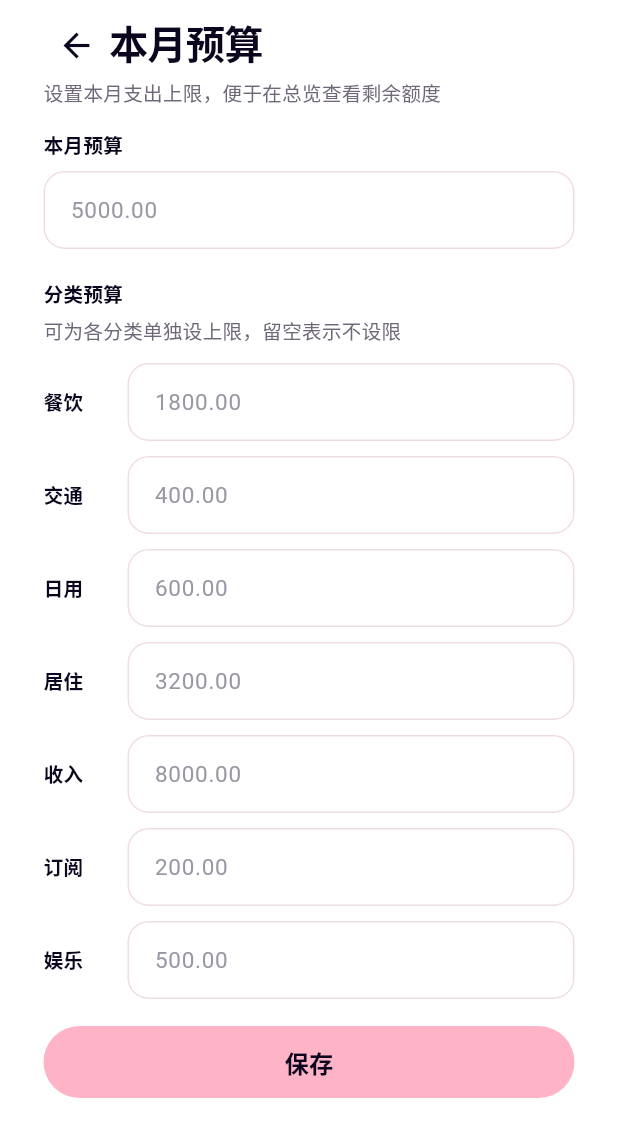
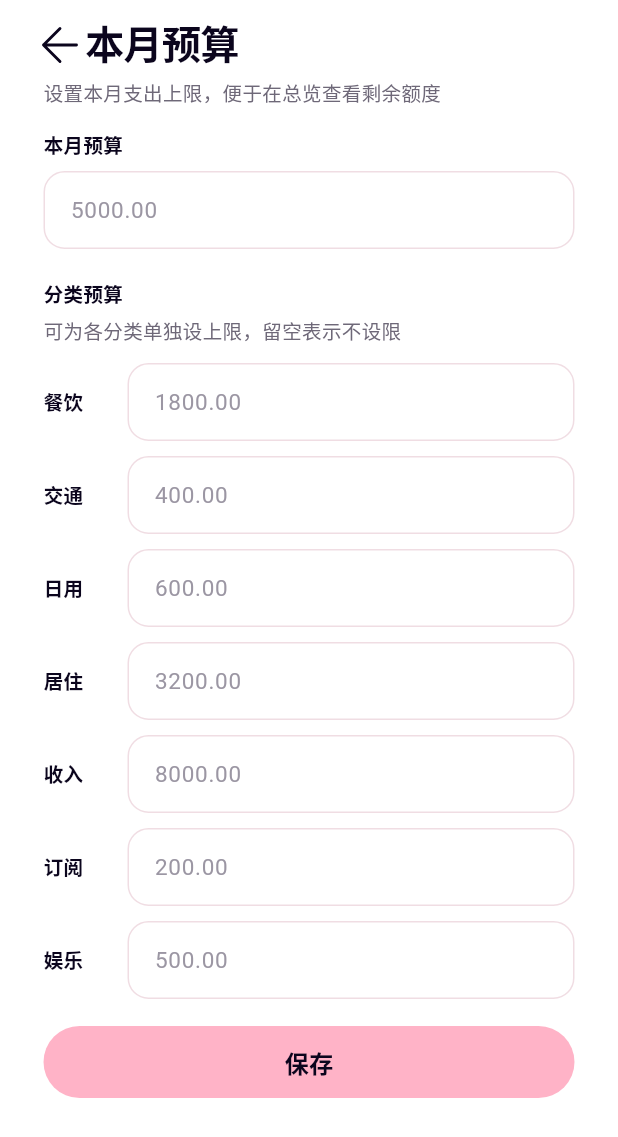
Before and after one commit to 517758840lzl/AX-transactions, a Flutter app: the screen it shows after launch, after a tap on "设置预算", on a phone screen of 412 x 824 dp. Shown: the top 1137 px of the screen. Run offline on Flutter 3.47's test engine with Material 3 defaults, Android fonts, the phone set to English and light mode, and no system bars; our stand-ins replace shared_preferences, web, webview_flutter; missing offline and left inert: dart:js_interop; accounts and stored records are empty.

Commit message:
返回箭头与下方按钮左缘对齐，窗口和原型标题改为 SpendLogBook。
Co-authored-by: Cursor <cursoragent@cursor.com>

```diff
--- a/flutter/ledger_app/lib/widgets/ledger_subpage_head.dart
+++ b/flutter/ledger_app/lib/widgets/ledger_subpage_head.dart
@@ -1,4 +1,5 @@
 import 'package:flutter/material.dart';
+import '../theme/ledger_colors.dart';
 import '../theme/ledger_text_styles.dart';
 
 /// Web `.ledger-subhead`。标题行高锁死，避免真机苹方把字和下面的内容撑开。
@@ -12,19 +13,35 @@ class LedgerSubpageHead extends StatelessWidget {
   Widget build(BuildContext context) {
     return Row(
       children: [
-        IconButton(
+        SizedBox(
+          width: 22,
+          height: 44,
+          child: OverflowBox(
+            minWidth: 44,
+            maxWidth: 44,
+            minHeight: 44,
+            maxHeight: 44,
+            alignment: Alignment.centerLeft,
+            child: IconButton(
               onPressed: onBack,
-          color: Theme.of(context).colorScheme.onSurface,
+              padding: EdgeInsets.zero,
+              alignment: Alignment.centerLeft,
               style: IconButton.styleFrom(
                 padding: EdgeInsets.zero,
+                alignment: Alignment.centerLeft,
                 fixedSize: const Size(44, 44),
                 minimumSize: const Size(44, 44),
                 maximumSize: const Size(44, 44),
                 tapTargetSize: MaterialTapTargetSize.shrinkWrap,
-            iconSize: 26,
               ),
-          icon: const Icon(Icons.arrow_back),
+              icon: const CustomPaint(
+                size: Size(22, 22),
+                painter: _BackArrowPainter(),
               ),
+            ),
+          ),
+        ),
+        const SizedBox(width: 6),
         Expanded(
           child: Text(
             title,
@@ -36,3 +53,34 @@ class LedgerSubpageHead extends StatelessWidget {
     );
   }
 }
+
+/// 箭头尖端贴在按钮左缘，和下面的内容左对齐。
+class _BackArrowPainter extends CustomPainter {
+  const _BackArrowPainter();
+
+  @override
+  void paint(Canvas canvas, Size size) {
+    final scale = size.shortestSide / 14;
+    canvas.save();
+    canvas.scale(scale);
+    final path = Path()
+      ..moveTo(14, 7)
+      ..lineTo(0, 7)
+      ..moveTo(7, 14)
+      ..lineTo(0, 7)
+      ..lineTo(7, 0);
+    canvas.drawPath(
+      path,
+      Paint()
+        ..color = LedgerColors.ink
+        ..style = PaintingStyle.stroke
+        ..strokeWidth = 1.9 / scale
+        ..strokeCap = StrokeCap.round
+        ..strokeJoin = StrokeJoin.round,
+    );
+    canvas.restore();
+  }
+
+  @override
+  bool shouldRepaint(covariant CustomPainter oldDelegate) => false;
+}
```
Also changed, not shown: 4 other files. Lines whose indentation alone changed are shown as unchanged.
